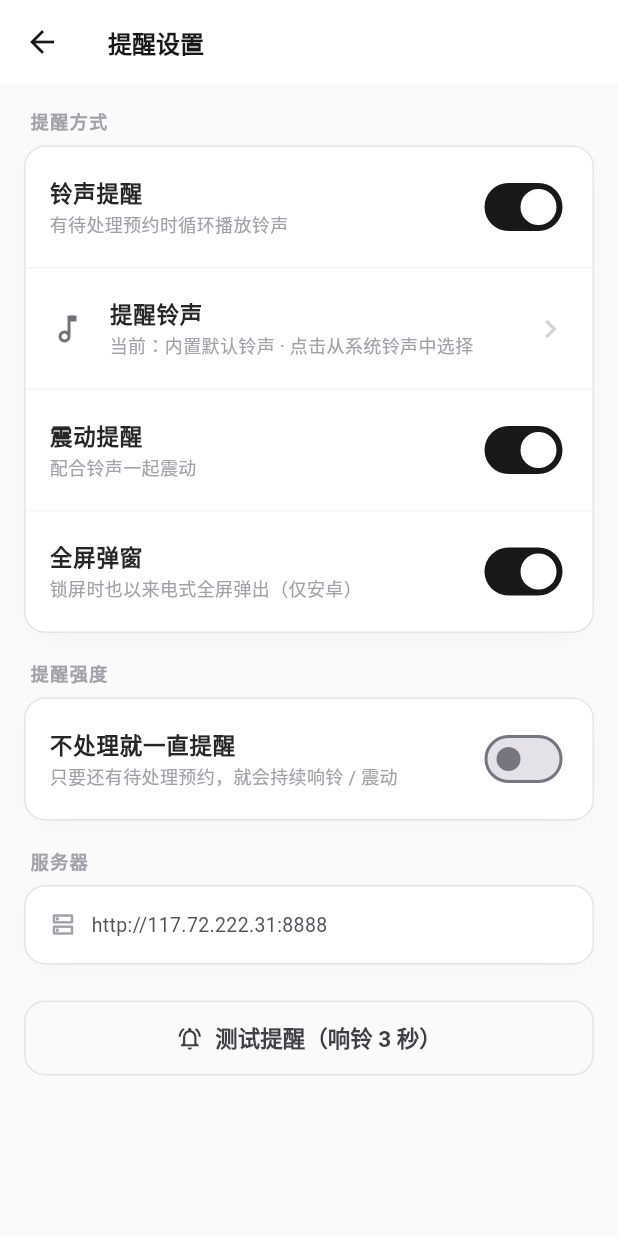
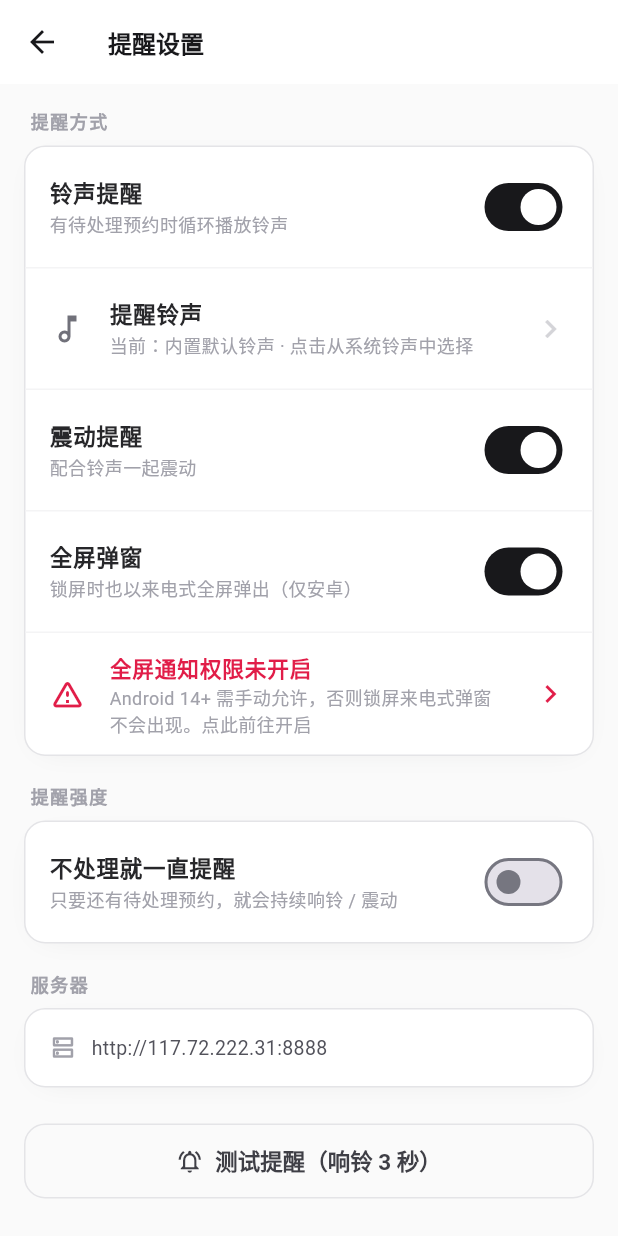
Before and after one commit to Lythrilla/YingShiXueYuan, a Flutter app: the SettingsPage screen opened directly, after a tap on "测试提醒（响铃 3 秒）", on a phone screen of 412 x 824 dp. Run offline on Flutter 3.47's test engine with Material 3 defaults, Android fonts, the phone set to English and light mode, and no system bars; our stand-ins replace audioplayers, flutter_local_notifications, image_picker, permission_handler, share_plus, shared_preferences and 1 more; missing offline and left inert: flutter_background_service; accounts and stored records are empty; Roboto replaces fonts that are missing (PingFang SC); statements that could not run were skipped.

Commit message:
fix(android): 强提醒铃声/震动/全屏修复 + 厂商自启动引导
- 铃声/震动统一由 AlertEngine 循环播放，用闹钟音频属性，尊重用户所选系统铃声
- 通知通道改为静音(_v2)，避免固定 alarm 覆盖用户铃声并造成第二次不响
- 震动按是否支持振幅控制分别处理，循环震动直到停止
- 新增 Android 14+ 全屏通知权限检测/申请，修复锁屏来电式弹窗不出现
- 新增「后台保活」页：厂商自启动白名单 + 忽略电池优化引导

Co-Authored-By: Devin AI <158243242+devin-ai-integration[bot]@users.noreply.github.com>

```diff
--- a/mobile/lib/alert_engine.dart
+++ b/mobile/lib/alert_engine.dart
@@ -4,12 +4,38 @@ import 'package:vibration/vibration.dart';
 
 import 'store.dart';
 
-/// 铃声 + 震动提醒引擎。每次只响一声（不循环），可被显式停止。
+/// 铃声 + 震动提醒引擎。
+/// 用「闹钟」音频属性循环播放用户选择的系统铃声，直到 [stop] 被调用
+/// （处理完待处理预约 / 点击通知动作 / 静音）。震动同样循环，与响铃同步。
 class AlertEngine {
   static final AudioPlayer _player = AudioPlayer();
+  static bool _contextReady = false;
+  static bool _ringing = false;
 
-  /// 触发一次强提醒（铃声响一声 + 震动一次），遵循用户在设置里的开关。
+  /// 用闹钟用途配置播放器：以闹钟音量播放、可穿透媒体静音 / 勿扰（取决于系统设置）。
+  static Future<void> _ensureContext() async {
+    if (_contextReady) return;
+    await _player.setAudioContext(AudioContext(
+      android: const AudioContextAndroid(
+        isSpeakerphoneOn: false,
+        stayAwake: true,
+        contentType: AndroidContentType.sonification,
+        usageType: AndroidUsageType.alarm,
+        audioFocus: AndroidAudioFocus.gainTransientMayDuck,
+      ),
+      iOS: AudioContextIOS(
+        category: AVAudioSessionCategory.playback,
+        options: const {AVAudioSessionOptions.duckOthers},
+      ),
+    ));
+    _contextReady = true;
+  }
+
+  /// 触发强提醒（循环响铃 + 循环震动），遵循用户在设置里的开关。
+  /// 已在响时不重复重启，避免每次轮询打断当前铃声。
   static Future<void> fire() async {
+    if (_ringing) return;
+    _ringing = true;
     if (await Store.alertSound()) {
       await _startRinging();
     }
@@ -20,16 +46,25 @@ class AlertEngine {
 
   static Future<void> _startRinging() async {
     try {
+      await _ensureContext();
       await _player.stop();
-      await _player.setReleaseMode(ReleaseMode.release);
+      await _player.setReleaseMode(ReleaseMode.loop);
       await _player.setVolume(1.0);
       final uri = await Store.ringtoneUri();
-      final source = (uri != null && uri.isNotEmpty)
-          ? UrlSource(uri)
-          : AssetSource('sounds/alarm.mp3');
-      await _player.play(source);
+      if (uri != null && uri.isNotEmpty) {
+        await _player.play(UrlSource(uri));
+      } else {
+        await _player.play(AssetSource('sounds/alarm.mp3'));
+      }
     } catch (e) {
       debugPrint('ring failed: $e');
+      // 用户铃声 URI 不可播放时回退到内置铃声，避免完全无声。
+      try {
+        await _player.setReleaseMode(ReleaseMode.loop);
+        await _player.play(AssetSource('sounds/alarm.mp3'));
+      } catch (e2) {
+        debugPrint('ring fallback failed: $e2');
+      }
     }
   }
 
@@ -37,17 +72,25 @@ class AlertEngine {
     try {
       final hasVibrator = await Vibration.hasVibrator();
       if (!hasVibrator) return;
-      await Vibration.vibrate(
-        pattern: const [0, 600, 300, 600, 300, 600],
-        intensities: const [0, 255, 0, 255, 0, 255],
-      );
+      const pattern = [0, 600, 400, 600, 400, 600, 400];
+      final hasAmplitude = await Vibration.hasAmplitudeControl();
+      if (hasAmplitude) {
+        await Vibration.vibrate(
+          pattern: pattern,
+          intensities: const [0, 255, 0, 255, 0, 255, 0],
+          repeat: 0, // 循环震动直到 cancel
+        );
+      } else {
+        await Vibration.vibrate(pattern: pattern, repeat: 0);
+      }
     } catch (e) {
       debugPrint('vibrate failed: $e');
     }
   }
 
-  /// 停止铃声（当没有待处理预约时调用）。
+  /// 停止铃声与震动（没有待处理预约 / 用户处理后调用）。
   static Future<void> stop() async {
+    _ringing = false;
     try {
       await _player.stop();
       await Vibration.cancel();
--- a/mobile/lib/native.dart
+++ b/mobile/lib/native.dart
@@ -23,4 +23,30 @@ class Native {
   /// 跳转到本应用的系统通知设置页。
   static Future<void> openNotificationSettings() =>
       _channel.invokeMethod('openNotificationSettings');
+
+  /// 设备厂商（如 Xiaomi / HUAWEI / OPPO / vivo / samsung）。
+  static Future<String> manufacturer() async =>
+      (await _channel.invokeMethod<String>('manufacturer')) ?? '';
+
+  /// 是否已被加入「电池优化白名单」（忽略电池优化）。
+  static Future<bool> isIgnoringBatteryOptimizations() async =>
+      (await _channel.invokeMethod<bool>('isIgnoringBatteryOptimizations')) ??
+      false;
+
+  /// 直接弹出系统「忽略电池优化」请求框。
+  static Future<void> requestIgnoreBatteryOptimizations() =>
+      _channel.invokeMethod('requestIgnoreBatteryOptimizations');
+
+  /// 跳转到厂商「自启动 / 后台运行」白名单设置页；找不到时退回应用详情页。
+  /// 返回是否成功跳到了厂商专用页面。
+  static Future<bool> openAutoStartSettings() async =>
+      (await _channel.invokeMethod<bool>('openAutoStartSettings')) ?? false;
+
+  /// 是否已被允许使用「全屏通知」（Android 14+ 锁屏来电式弹窗的前提）。
+  static Future<bool> canUseFullScreenIntent() async =>
+      (await _channel.invokeMethod<bool>('canUseFullScreenIntent')) ?? true;
+
+  /// 跳转到系统「全屏通知」权限设置页（Android 14+）。
+  static Future<void> requestFullScreenIntent() =>
+      _channel.invokeMethod('requestFullScreenIntent');
 }
--- a/mobile/lib/pages/more_page.dart
+++ b/mobile/lib/pages/more_page.dart
@@ -11,6 +11,7 @@ import '../theme.dart';
 import '../widgets/anim.dart';
 import '../widgets/ui.dart';
 import 'admins_page.dart';
+import 'keepalive_page.dart';
 import 'login_page.dart';
 import 'logs_page.dart';
 import 'settings_page.dart';
@@ -175,6 +176,9 @@ class _MorePageState extends State<MorePage> {
               _tile(Icons.notifications_active_outlined, '提醒设置',
                   '铃声、震动、全屏弹窗', () => _go(const SettingsPage())),
               _divider(),
+              _tile(Icons.shield_outlined, '后台保活',
+                  '防止划掉后台被系统杀掉', () => _go(const KeepAlivePage())),
+              _divider(),
               _tile(Icons.logout, '退出登录', '', _logout,
                   danger: true),
             ],
--- a/mobile/lib/pages/settings_page.dart
+++ b/mobile/lib/pages/settings_page.dart
@@ -20,6 +20,7 @@ class _SettingsPageState extends State<SettingsPage> {
   bool _fullscreen = true;
   bool _relentless = true;
   bool _notifGranted = true;
+  bool _fsiGranted = true;
   String _ringtone = '';
   String _server = '';
   bool _loaded = false;
@@ -36,6 +37,7 @@ class _SettingsPageState extends State<SettingsPage> {
     _fullscreen = await Store.alertFullscreen();
     _relentless = await Store.alertRelentless();
     _notifGranted = await AppPermissions.notificationGranted();
+    _fsiGranted = await Native.canUseFullScreenIntent();
     _ringtone = await Store.ringtoneTitle();
     _server = await Store.serverUrl();
     if (mounted) setState(() => _loaded = true);
@@ -50,6 +52,16 @@ class _SettingsPageState extends State<SettingsPage> {
   }
 
   void _notifyService() => BackgroundPoller.settingsChanged();
+
+  Future<void> _ensureFullScreenPermission() async {
+    if (await Native.canUseFullScreenIntent()) {
+      if (mounted) setState(() => _fsiGranted = true);
+      return;
+    }
+    await Native.requestFullScreenIntent();
+    final granted = await Native.canUseFullScreenIntent();
+    if (mounted) setState(() => _fsiGranted = granted);
+  }
 
   @override
   Widget build(BuildContext context) {
@@ -121,7 +133,29 @@ class _SettingsPageState extends State<SettingsPage> {
                         (v) async {
                       await Store.setAlertFullscreen(v);
                       setState(() => _fullscreen = v);
+                      if (v) await _ensureFullScreenPermission();
                     }),
+                    if (_fullscreen && !_fsiGranted) ...[
+                      _divider(),
+                      ListTile(
+                        onTap: _ensureFullScreenPermission,
+                        contentPadding: const EdgeInsets.symmetric(
+                            horizontal: 16, vertical: 4),
+                        leading: const Icon(Icons.warning_amber_rounded,
+                            color: AppColors.rose600),
+                        title: const Text('全屏通知权限未开启',
+                            style: TextStyle(
+                                fontSize: 14.5,
+                                fontWeight: FontWeight.w600,
+                                color: AppColors.rose600)),
+                        subtitle: const Text(
+                            'Android 14+ 需手动允许，否则锁屏来电式弹窗不会出现。点此前往开启',
+                            style:
+                                TextStyle(fontSize: 12, color: AppColors.ink400)),
+                        trailing: const Icon(Icons.chevron_right,
+                            color: AppColors.rose600),
+                      ),
+                    ],
                   ]),
                 ),
                 const SizedBox(height: 18),
```
Also changed, not shown: mobile/lib/notification_service.dart (+16 -18 lines), mobile/lib/pages/keepalive_page.dart (added, +163 -0 lines), 1 other file.
